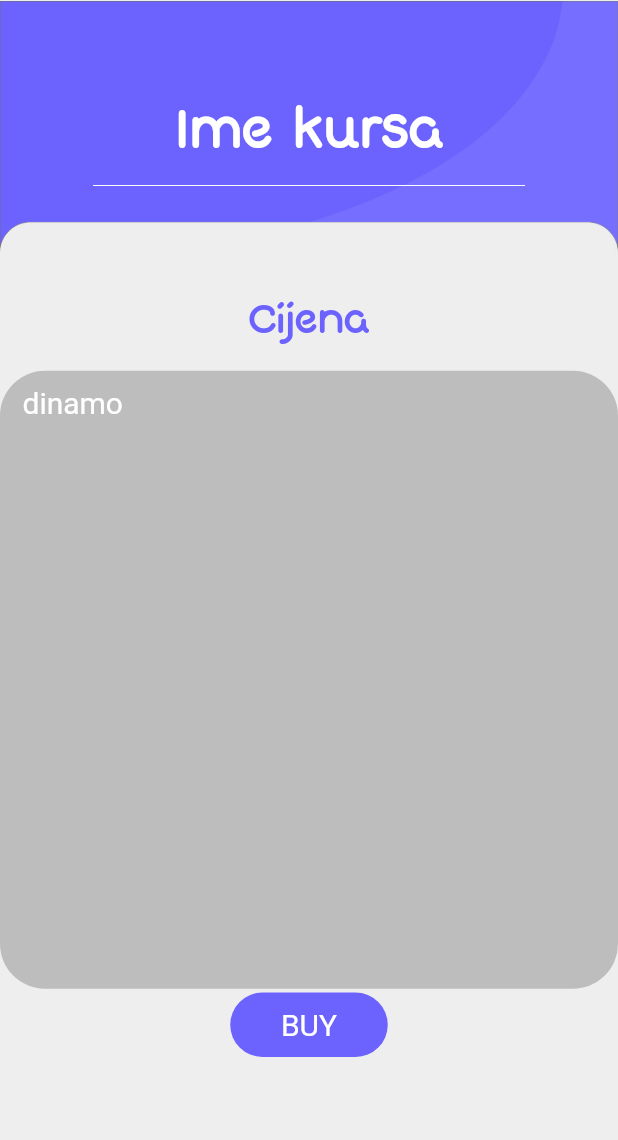
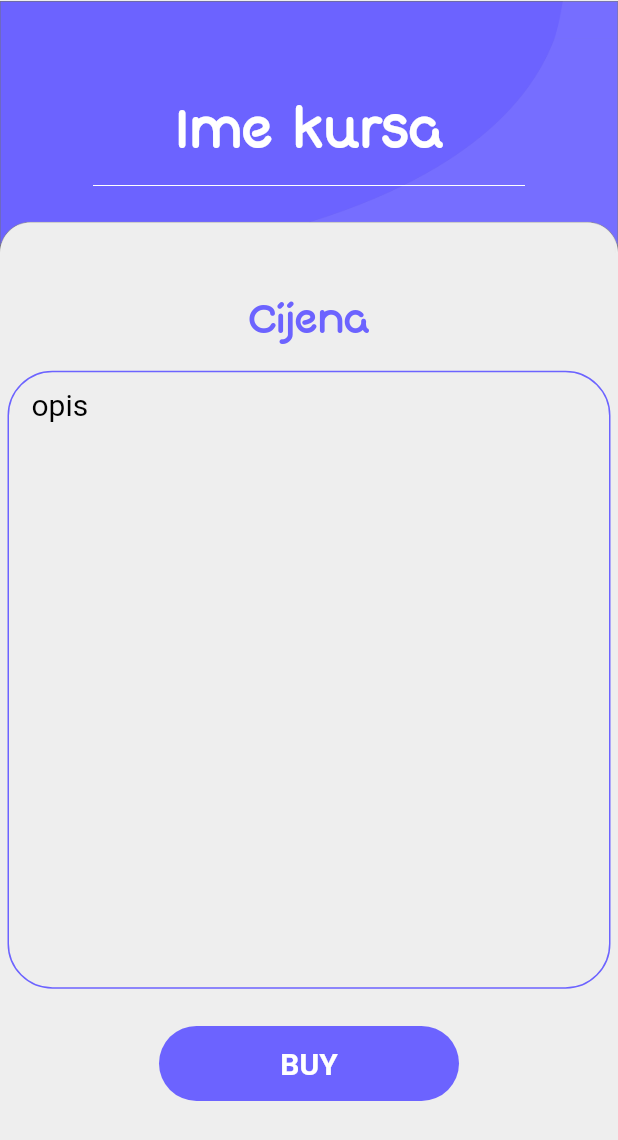
Before and after one commit to goran-brkic/JamesBondi, a Flutter app: the screen it shows after launch, on a phone screen of 412 x 824 dp. Shown: the top 1140 px of the screen. Run offline on Flutter 3.47's test engine with Material 2 defaults, Android fonts, the phone set to English and light mode, and no system bars; our stand-ins replace cloud_firestore, firebase_auth, firebase_core, firebase_storage, image_picker; accounts and stored records are empty; Roboto replaces fonts that are missing (RoundLight).

Commit message:
CourseScreen design

```diff
--- a/lib/Screens/Couse Screen/components/body.dart
+++ b/lib/Screens/Couse Screen/components/body.dart
@@ -67,24 +67,33 @@ class _Body extends State<Body> {
               top: size.height * 0.3,
               child: Container(
                 //color: Colors.grey[800],
-                width: size.width,
+                width: size.width - 10,
                 height: size.height / 2,
                 decoration: BoxDecoration(
-                    color: Colors.grey[400],
-                    borderRadius: BorderRadius.all(Radius.circular(30.0))),
+                  color: Colors.grey[150],
+                  borderRadius: BorderRadius.all(Radius.circular(30.0)),
+                  border: Border(
+                    top: BorderSide(width: 1.0, color: customPurple),
+                    left: BorderSide(width: 1.0, color: customPurple),
+                    right: BorderSide(width: 1.0, color: customPurple),
+                    bottom: BorderSide(width: 1.0, color: customPurple),
+                  ),
+                ),
                 padding:
                     EdgeInsets.only(top: 10, bottom: 10, left: 15, right: 15),
-                child: Text('dinamo',
+                child: Text('opis',
                     style: TextStyle(
                       fontFamily: 'RoundLight',
                       fontWeight: FontWeight.normal,
                       fontSize: 20,
-                      color: Colors.white,
+                      color: Colors.black,
                     )),
               ),
             ),
             Positioned(
-              top: size.height * 0.8,
+              top: size.height * 0.83,
+              height: 50,
+              width: 200,
               child: FlatButton(
                   padding: EdgeInsets.symmetric(
                       vertical: 10, horizontal: size.width * 0.07),
@@ -97,7 +106,7 @@ class _Body extends State<Body> {
                     " BUY ",
                     style: TextStyle(
                         fontFamily: 'RoundLight',
-                        fontWeight: FontWeight.normal,
+                        fontWeight: FontWeight.bold,
                         fontSize: 20,
                         color: Colors.white),
                   )),
```
